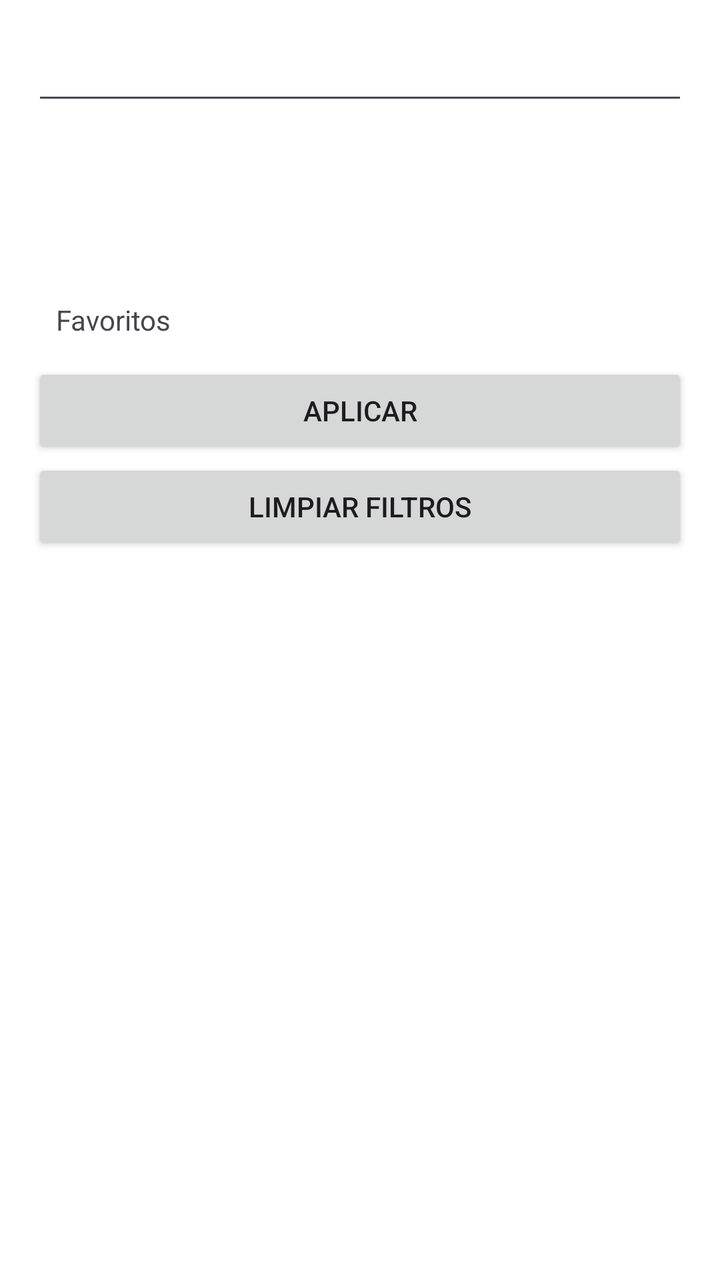
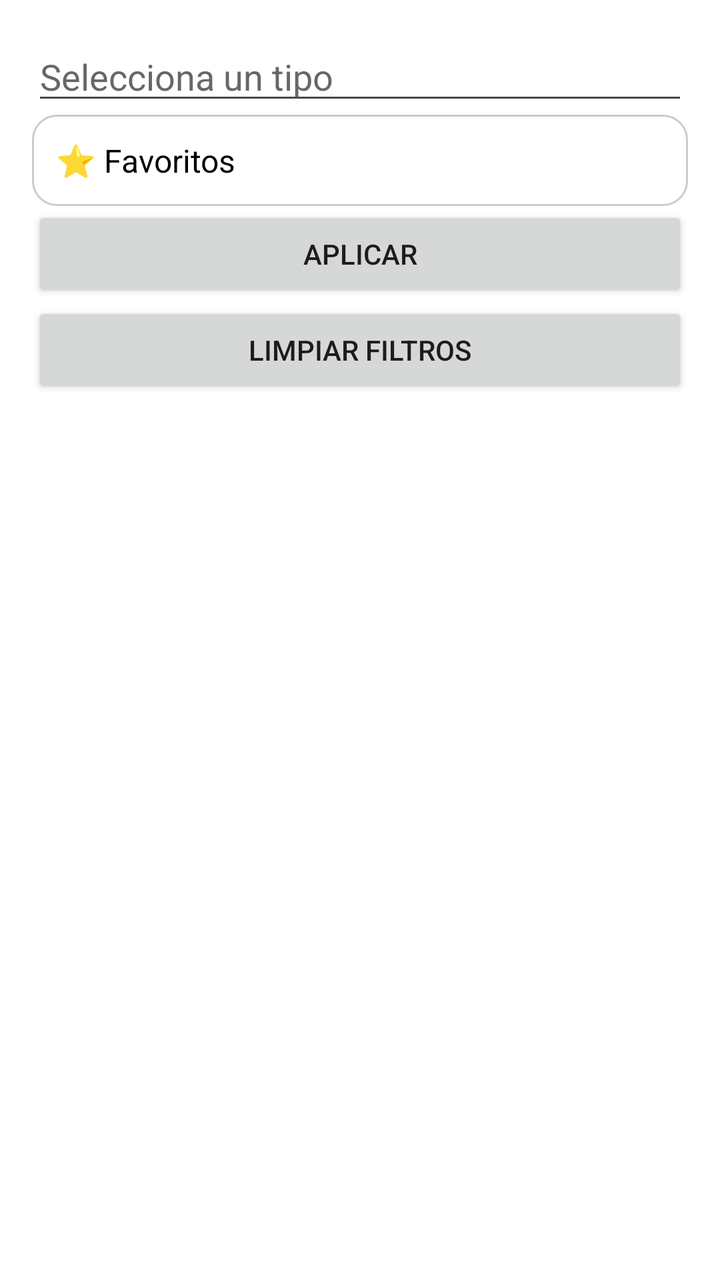

Before-and-after screenshots of an Android layout around one commit, followed by the original layout XML and the change that was made.
<!-- AndroidManifest.xml: application theme Theme.EonNav -->
<!-- res/layout/dialog_filters.xml -->
<?xml version="1.0" encoding="utf-8"?>
<LinearLayout xmlns:android="http://schemas.android.com/apk/res/android"
    android:layout_width="300dp"
    android:layout_height="wrap_content"
    android:orientation="vertical"
    android:padding="16dp"
    android:background="@android:color/white"
    android:clickable="true"
    android:focusable="true"
    android:descendantFocusability="beforeDescendants"
    style="@style/Widget.MaterialComponents.TextInputLayout.OutlinedBox.ExposedDropdownMenu">

    <AutoCompleteTextView
        android:id="@+id/typeDropdown"
        android:layout_width="match_parent"
        android:layout_height="wrap_content"
        android:inputType="none"/>

    <TextView
        android:id="@+id/filterFire"
        android:layout_width="match_parent"
        android:layout_height="wrap_content"
        android:padding="4dp"/>

    <TextView
        android:id="@+id/filterWater"
        android:layout_width="match_parent"
        android:layout_height="wrap_content"
        android:padding="4dp"/>

    <TextView
        android:id="@+id/filterGrass"
        android:layout_width="match_parent"
        android:layout_height="wrap_content"
        android:padding="4dp"/>

    <TextView
        android:id="@+id/filterFavorites"
        android:layout_width="match_parent"
        android:layout_height="wrap_content"
        android:text="Favoritos"
        android:padding="12dp"/>

    <Button
        android:id="@+id/applyFilters"
        android:layout_width="match_parent"
        android:layout_height="wrap_content"
        android:text="Aplicar"/>

    <Button
        android:id="@+id/clearFilters"
        android:layout_width="match_parent"
        android:layout_height="wrap_content"
        android:text="Limpiar filtros"/>
</LinearLayout>
<!-- resources referenced by this layout -->
<resources>
  <style name="Theme.EonNav" parent="Base.Theme.EonNav" />
  <style name="Base.Theme.EonNav" parent="Theme.Material3.DayNight.NoActionBar">
          
          
      </style>
</resources>

<!-- the commit's change to res/layout/dialog_filters.xml (unified diff, before → after) -->
@@ -14,32 +14,19 @@
         android:id="@+id/typeDropdown"
         android:layout_width="match_parent"
         android:layout_height="wrap_content"
+        android:text="Selecciona un tipo"
+        android:textColor="#E5575656"
         android:inputType="none"/>
-
-    <TextView
-        android:id="@+id/filterFire"
-        android:layout_width="match_parent"
-        android:layout_height="wrap_content"
-        android:padding="4dp"/>
-
-    <TextView
-        android:id="@+id/filterWater"
-        android:layout_width="match_parent"
-        android:layout_height="wrap_content"
-        android:padding="4dp"/>
-
-    <TextView
-        android:id="@+id/filterGrass"
-        android:layout_width="match_parent"
-        android:layout_height="wrap_content"
-        android:padding="4dp"/>
 
     <TextView
         android:id="@+id/filterFavorites"
         android:layout_width="match_parent"
         android:layout_height="wrap_content"
-        android:text="Favoritos"
-        android:padding="12dp"/>
+        android:text="⭐ Favoritos"
+        android:padding="12dp"
+        android:textSize="16sp"
+        android:textColor="#000"
+        android:background="@drawable/filter_button_bg"/>
 
     <Button
         android:id="@+id/applyFilters"
@@ -52,4 +39,5 @@
         android:layout_width="match_parent"
         android:layout_height="wrap_content"
         android:text="Limpiar filtros"/>
+
 </LinearLayout>
<!-- resource entries referenced after the edit -->
@@ -1,5 +1,13 @@
 <!-- resources referenced by this layout -->
 <resources>
+  <!-- drawable filter_button_bg (drawable) -->
+  <shape xmlns:android="http://schemas.android.com/apk/res/android">
+      <solid android:color="@android:color/transparent"/>
+      <stroke
+          android:width="1dp"
+          android:color="#CCCCCC"/>
+      <corners android:radius="12dp"/>
+  </shape>
   <style name="Theme.EonNav" parent="Base.Theme.EonNav" />
   <style name="Base.Theme.EonNav" parent="Theme.Material3.DayNight.NoActionBar">
           
